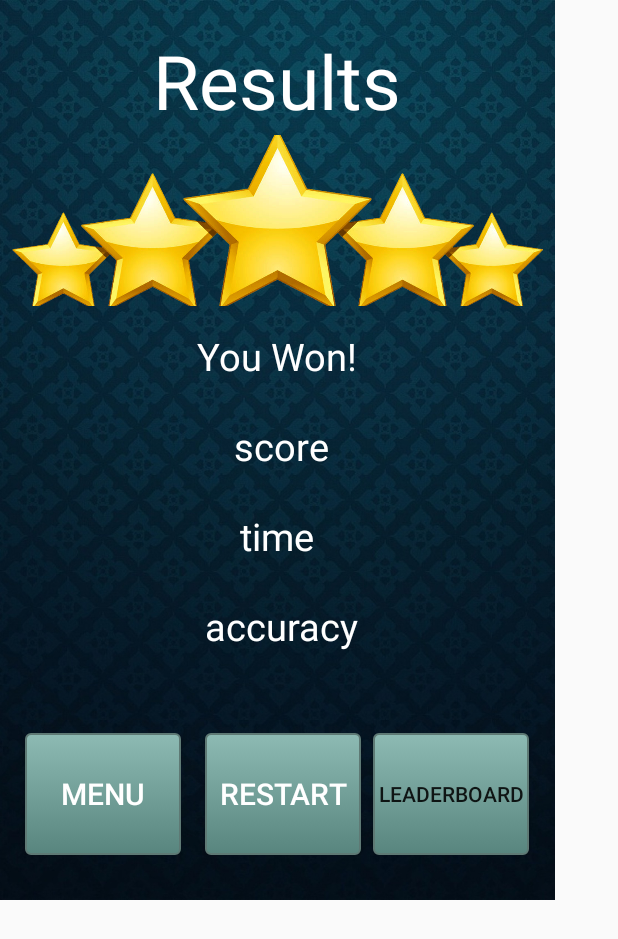
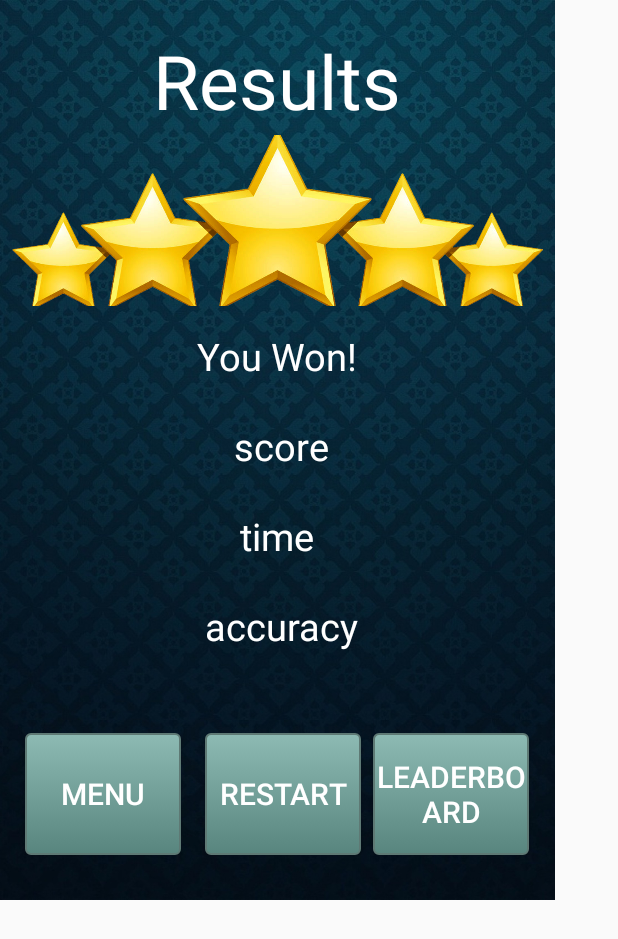
Before and after one commit to ubbop42/ece452, an Android app: the layout popup_window.xml on its own in the app's theme, with its tools: preview values and no code run, on a phone screen of 412 x 824 dp. Shown: the top 939 px of the screen. Run offline under Robolectric (Android 15) with nearby library versions, the phone set to English and light mode, and no system bars; network calls fail; Roboto replaces fonts that are not available here.

Commit message:
xml typo

```diff
--- a/app/src/main/res/layout/popup_window.xml
+++ b/app/src/main/res/layout/popup_window.xml
@@ -139,7 +139,7 @@
             android:layout_height="81dp"
             android:layout_marginLeft="8dp"
             android:background="@drawable/button"
-            android:text="Leaderboard" />
+            android:text="Leaderboard"
             android:textColor="@android:color/background_light"
             android:textSize="20dp" />
 
```
